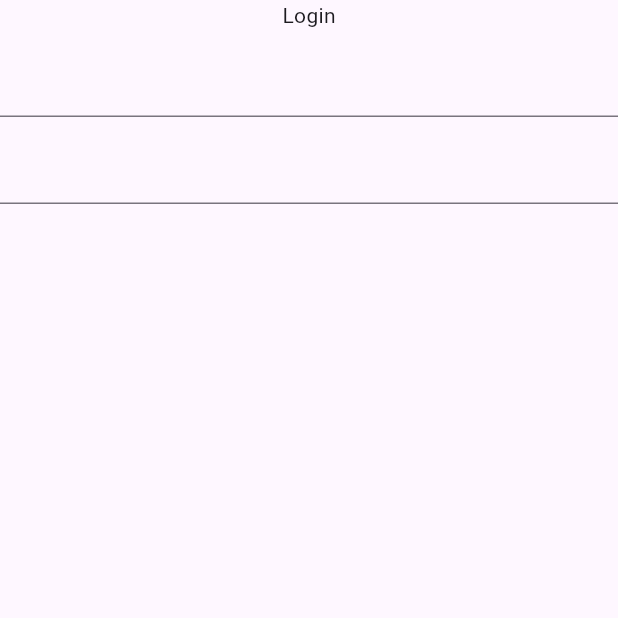
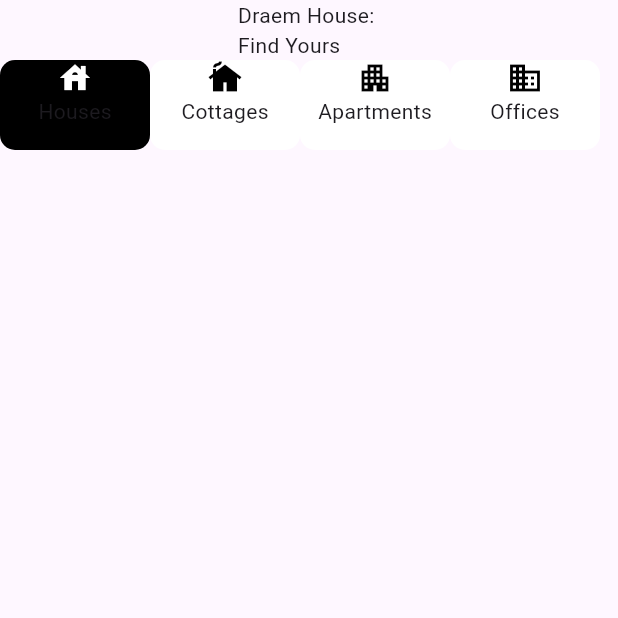
Before and after one commit to mahabubulhasibshawon/house_rent, a Flutter app: the screen it shows after launch, on a phone screen of 412 x 824 dp, the top half of it. Run offline on Flutter 3.47's test engine with Material 3 defaults, Android fonts, the phone set to English and light mode, and no system bars; our stand-ins replace flutter_bloc.

Commit message:
feat: Add Category at homeview
added home view with category options, added cubit to state management

```diff
--- /dev/null
+++ b/lib/cubit/category_cubit.dart
@@ -0,0 +1,7 @@
+import 'package:flutter_bloc/flutter_bloc.dart';
+
+class CategoryCubit extends Cubit<int> {
+  CategoryCubit() : super(0);
+
+  void selectCategory(int index) => emit(index);
+}
--- a/lib/main.dart
+++ b/lib/main.dart
@@ -1,4 +1,7 @@
 import 'package:flutter/material.dart';
+import 'package:flutter_bloc/flutter_bloc.dart';
+import 'package:house_rental/cubit/category_cubit.dart';
+import 'package:house_rental/view/home_view.dart';
 import 'package:house_rental/view/login_view.dart';
 import 'package:house_rental/view/onboarding_view.dart';
 
@@ -16,7 +19,10 @@ class MyApp extends StatelessWidget {
         useMaterial3: true,
       ),
       debugShowCheckedModeBanner: false,
-      home: LoginView(),
+      home: BlocProvider(
+        create: (context) => CategoryCubit(),
+        child: HomeView(),
+      ),
     );
   }
 }
--- /dev/null
+++ b/lib/view/home_view.dart
@@ -0,0 +1,37 @@
+import 'package:flutter/material.dart';
+import 'package:flutter_bloc/flutter_bloc.dart';
+import 'package:house_rental/cubit/category_cubit.dart';
+import 'package:house_rental/view/widgets/category_btn_widget.dart';
+
+class HomeView extends StatelessWidget {
+  const HomeView({super.key});
+
+  final List<Map<String, dynamic>> categories = const [
+    {"icon": Icons.house, "label": "Houses"},
+    {"icon": Icons.cottage, "label": "Cottages"},
+    {"icon": Icons.apartment, "label": "Apartments"},
+    {"icon": Icons.business, "label": "Offices"},
+  ];
+
+  @override
+  Widget build(BuildContext context) {
+    final selectedCategory = context.watch<CategoryCubit>().state;
+    return Scaffold(
+      body: Column(
+        children: [
+          Text('Draem House: \nFind Yours'),
+          SizedBox(
+            height: 60,
+            child: ListView.builder(
+              scrollDirection: Axis.horizontal,
+                itemCount: categories.length,
+                itemBuilder: (context, index) {
+              final cat = categories[index];
+              return CategoryBtnWidget(isSelected: index == selectedCategory, btn_name: Text(cat['label']), btn_icon: cat['icon']);
+            }),
+          )
+        ],
+      ),
+    );
+  }
+}
--- /dev/null
+++ b/lib/view/widgets/category_btn_widget.dart
@@ -0,0 +1,33 @@
+import 'package:flutter/material.dart';
+
+class CategoryBtnWidget extends StatelessWidget {
+  final bool isSelected;
+  final Text btn_name;
+  final IconData btn_icon;
+  const CategoryBtnWidget({
+    super.key,
+    required this.isSelected,
+    required this.btn_name,
+    required this.btn_icon,
+  });
+
+  @override
+  Widget build(BuildContext context) {
+    return Container(
+      height: 80,
+      width: 100,
+      decoration: BoxDecoration(
+        borderRadius: BorderRadius.circular(10),
+        color: isSelected ? Colors.black : Colors.white,
+      ),
+      child: Center(
+        child: Column(
+          children: [
+            Icon(btn_icon, color: isSelected ? Colors.white : Colors.black,) ,
+            btn_name
+          ],
+        ),
+      ),
+    );
+  }
+}
--- a/pubspec.yaml
+++ b/pubspec.yaml
@@ -34,6 +34,7 @@ dependencies:
   # The following adds the Cupertino Icons font to your application.
   # Use with the CupertinoIcons class for iOS style icons.
   cupertino_icons: ^1.0.8
+  flutter_bloc: ^9.1.1
 
 dev_dependencies:
   flutter_test:
```
Also changed, not shown: pubspec.lock.
